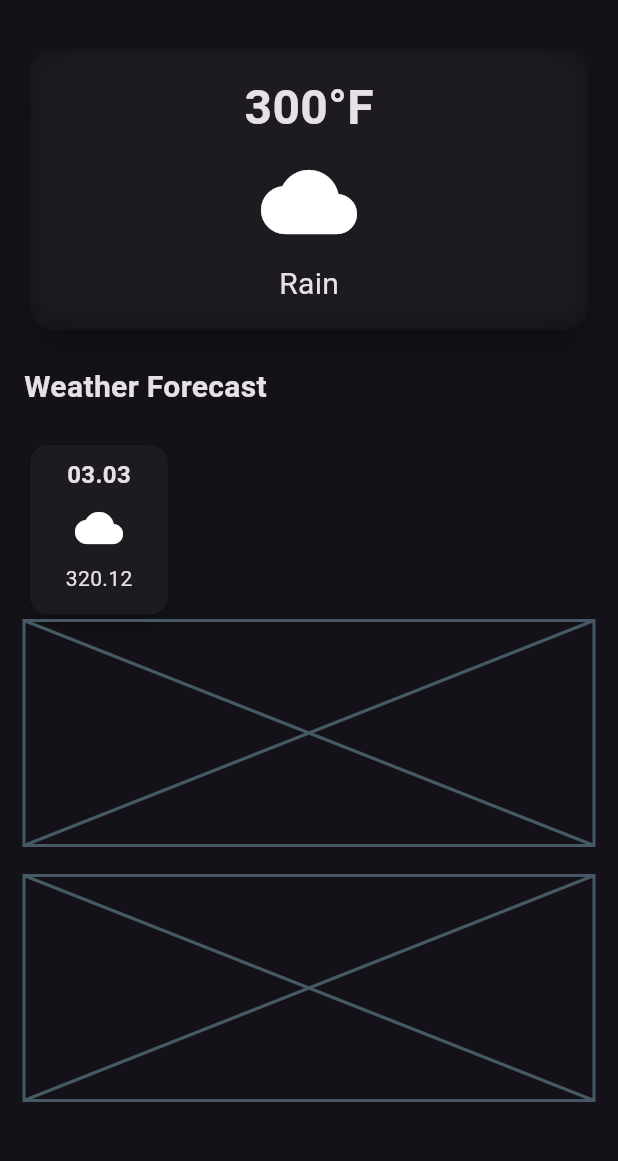
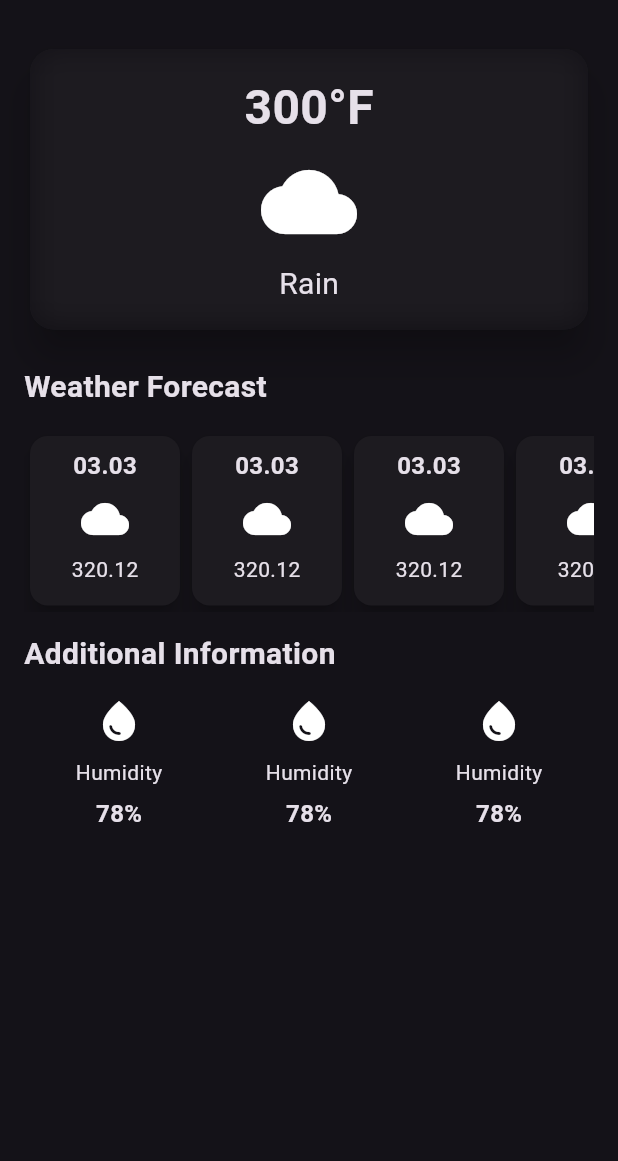
Before and after one commit to PramudiWalakuluarachchi01/Weather_Application, a Flutter app: the screen it shows after launch, on a phone screen of 412 x 824 dp, the part 65-1226 px from its top. Run offline on Flutter 3.47's test engine with Material 3 defaults, Android fonts, the phone set to English and light mode, and no system bars.

Commit message:
`Refactor WeatherScreen widget and update test widget`

```diff
--- /dev/null
+++ b/lib/additional_info_item.dart
@@ -0,0 +1,22 @@
+import 'package:flutter/material.dart';
+
+class AdditionalInfoItem extends StatelessWidget {
+  const AdditionalInfoItem({super.key});
+
+  @override
+  Widget build(BuildContext context) {
+    return const Column(
+      children: [
+        Icon(Icons.water_drop, size: 32),
+        SizedBox(height: 8),
+        Text('Humidity'),
+
+        SizedBox(height: 6),
+        Text(
+          '78%',
+          style: TextStyle(fontSize: 16, fontWeight: FontWeight.bold),
+        ),
+      ],
+    );
+  }
+}
--- /dev/null
+++ b/lib/hourly_forecast_item.dart
@@ -0,0 +1,30 @@
+import 'package:flutter/material.dart';
+
+class HourlyForecastItem extends StatelessWidget {
+  const HourlyForecastItem({super.key});
+
+  @override
+  Widget build(BuildContext context) {
+    return Card(
+      elevation: 6,
+      child: Container(
+        width: 100,
+        padding: const EdgeInsets.all(8.0),
+        decoration: BoxDecoration(borderRadius: BorderRadius.circular(18)),
+        child: const Column(
+          children: [
+            Text(
+              '03.03',
+              style: TextStyle(fontSize: 16, fontWeight: FontWeight.bold),
+            ),
+            SizedBox(height: 8),
+            Icon(Icons.cloud, size: 32),
+            SizedBox(height: 8),
+            Text('320.12'),
+            SizedBox(height: 6),
+          ],
+        ),
+      ),
+    );
+  }
+}
--- a/lib/weather_screen.dart
+++ b/lib/weather_screen.dart
@@ -1,5 +1,8 @@
+import 'dart:ui';
+
 import 'package:flutter/material.dart';
-import 'dart:ui';
+import 'package:weather_app_01/additional_info_item.dart';
+import 'package:weather_app_01/hourly_forecast_item.dart';
 
 class WeatherScreen extends StatelessWidget {
   const WeatherScreen({super.key});
@@ -35,12 +38,12 @@ class WeatherScreen extends StatelessWidget {
                 shape: RoundedRectangleBorder(
                   borderRadius: BorderRadius.circular(16),
                 ),
-                child:ClipRRect(
+                child: ClipRRect(
                   borderRadius: BorderRadius.circular(16),
                   child: BackdropFilter(
                     filter: ImageFilter.blur(sigmaX: 10, sigmaY: 10),
                     child: const Padding(
-                      padding:  EdgeInsets.all(16.0),
+                      padding: EdgeInsets.all(16.0),
                       child: Column(
                         children: [
                           Text(
@@ -64,45 +67,45 @@ class WeatherScreen extends StatelessWidget {
               ),
             ),
             const SizedBox(height: 20),
-             const Text('Weather Forecast',
-              style: TextStyle(
-                fontSize: 20,
-                fontWeight: FontWeight.bold)
+            const Text(
+              'Weather Forecast',
+              style: TextStyle(fontSize: 20, fontWeight: FontWeight.bold),
             ),
-            const SizedBox(height: 20),
-          Row(
+            const SizedBox(height: 14),
+            const SingleChildScrollView(
+              scrollDirection: Axis.horizontal,
+              child: Row(
                 children: [
-              SizedBox(
-                width: 100,
-                child: Card(
-                  elevation: 6,
-                  child: Container(
-                    padding: const EdgeInsets.all(8.0),
-                    decoration: BoxDecoration(
-                      borderRadius: BorderRadius.circular(18),
-                    ),
-                    child: Column(
-                      children: [
-                        Text('03.03', style: TextStyle(fontSize: 16, fontWeight: FontWeight.bold)),
-                        const SizedBox(height: 8),
-                        Icon(Icons.cloud, size: 32),
+                  HourlyForecastItem(),
 
-                        const SizedBox(height: 8),
-                        Text('320.12'),
-                        const SizedBox(height: 6),
+                  HourlyForecastItem(),
+
+                  HourlyForecastItem(),
+
+                  HourlyForecastItem(),
+
+                  HourlyForecastItem(),
                 ],
               ),
             ),
+            const SizedBox(height: 14),
+
+            //aditional info
+            const Text(
+              'Additional Information',
+              style: TextStyle(fontSize: 20, fontWeight: FontWeight.bold),
             ),
-              )
+            const SizedBox(height: 14),
+            Expanded(
+              child: const Row(
+                mainAxisAlignment: MainAxisAlignment.spaceAround,
+                children: [
+                  AdditionalInfoItem(),
+                  AdditionalInfoItem(),
+                  AdditionalInfoItem(),
                 ],
               ),
-            //weather forecast cards
-            const Placeholder(fallbackHeight: 150),
-
-            const SizedBox(height: 20),
-            // additional weather details
-            const Placeholder(fallbackHeight: 150),
+            ),
           ],
         ),
       ),
```
Also changed, not shown: 1 other file. Lines whose indentation alone changed are shown as unchanged.
